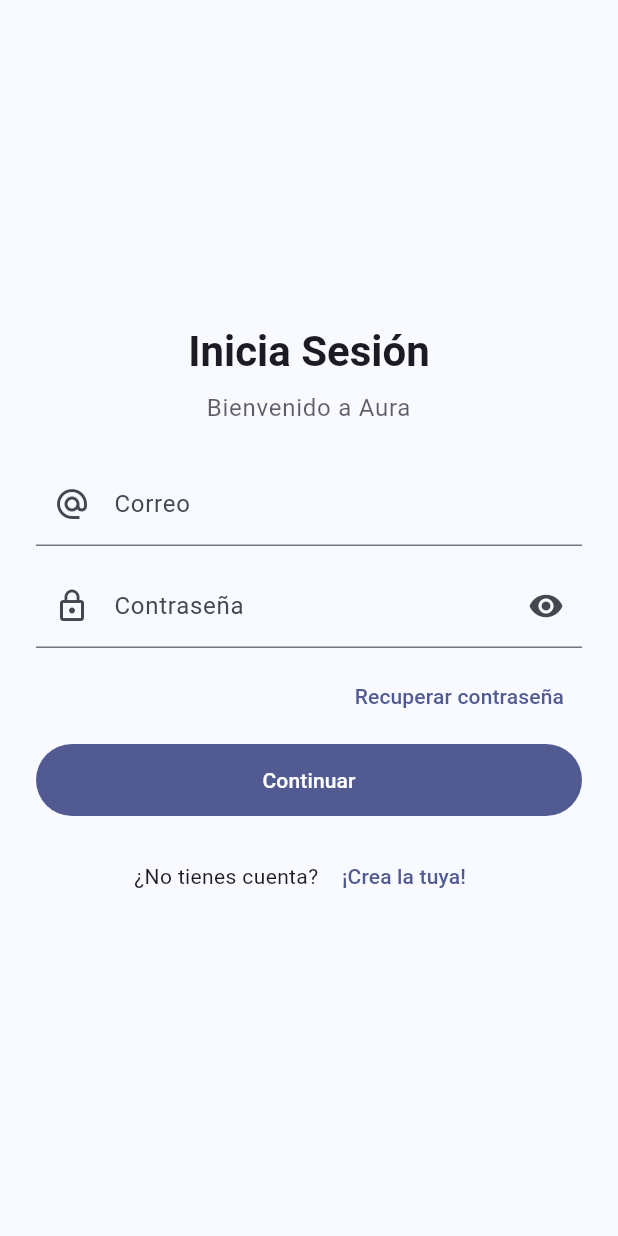
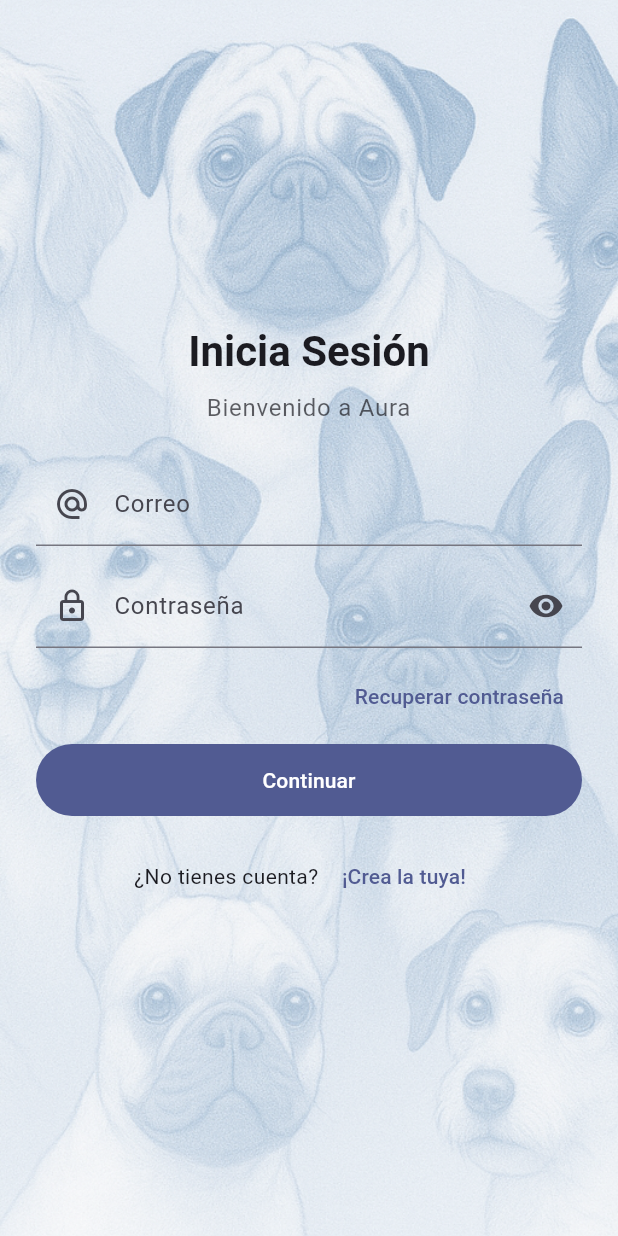
Before and after one commit to JAntonio2005/AuraProject, a Flutter app: the LoginPage screen opened by its route, on a phone screen of 412 x 824 dp. Run offline on Flutter 3.47's test engine with Material 3 defaults, Android fonts, the phone set to English and light mode, and no system bars; our stand-ins replace camera, hive_flutter, image_picker; accounts and stored records are empty.

Commit message:
pequeñas mejoras

```diff
--- a/lib/src/features/auth/presentation/pages/login_page.dart
+++ b/lib/src/features/auth/presentation/pages/login_page.dart
@@ -1,5 +1,6 @@
 import 'package:flutter/material.dart';
 import 'package:aura_pet/src/features/auth/presentation/pages/forgot_password_page.dart';
+import 'package:aura_pet/src/widgets/slow_bg.dart'; // <-- fondo con paneo/crossfade
 
 class LoginPage extends StatefulWidget {
   static const routeName = '/login';
@@ -63,13 +64,35 @@ class _LoginPageState extends State<LoginPage> {
   @override
   Widget build(BuildContext context) {
     final theme = Theme.of(context);
+
     return Scaffold(
-      body: SafeArea(
+      extendBodyBehindAppBar: true, // para que el fondo cubra toda la pantalla
+      body: Stack(
+        children: [
+          // ===== Fondo con paneo lento y atenuación =====
+          const Positioned.fill(
+            child: SlowBackground(
+              images: [
+                AssetImage('assets/images/bg_dogs.png'),
+                // Puede agregar más imágenes aquí para crossfade:
+                // AssetImage('assets/images/bg_paws.png'),
+              ],
+              panDuration: Duration(seconds: 18),
+              swapInterval: Duration(seconds: 22),
+              dimOpacity: 0.26, // ajuste 0.22–0.32 según gusto
+            ),
+          ),
+
+          // ===== Contenido =====
+          SafeArea(
             child: Center(
               child: ConstrainedBox(
                 constraints: const BoxConstraints(maxWidth: 460),
-            child: Padding(
-              padding: const EdgeInsets.symmetric(horizontal: 24, vertical: 16),
+                child: SingleChildScrollView(
+                  padding: const EdgeInsets.symmetric(
+                    horizontal: 24,
+                    vertical: 16,
+                  ),
                   child: Column(
                     mainAxisAlignment: MainAxisAlignment.center,
                     children: [
@@ -84,7 +107,9 @@ class _LoginPageState extends State<LoginPage> {
                       Text(
                         'Bienvenido a Aura',
                         style: theme.textTheme.bodyLarge?.copyWith(
-                      color: theme.colorScheme.onSurface.withValues(alpha: .7),
+                          color: theme.colorScheme.onSurface.withValues(
+                            alpha: .7,
+                          ),
                         ),
                         textAlign: TextAlign.center,
                       ),
@@ -187,6 +212,8 @@ class _LoginPageState extends State<LoginPage> {
               ),
             ),
           ),
+        ],
+      ),
     );
   }
 }
--- /dev/null
+++ b/lib/src/widgets/slow_bg.dart
@@ -0,0 +1,145 @@
+import 'dart:async';
+import 'package:flutter/material.dart';
+
+/// Fondo con paneo lento (izq<->der) y crossfade opcional entre imágenes.
+/// - Si pasa 1 imagen: hace paneo infinito (sin cambios de imagen).
+/// - Si pasa 2+ imágenes: además hace crossfade cada [swapInterval].
+class SlowBackground extends StatefulWidget {
+  final List<ImageProvider> images;
+  final Duration panDuration;     // tiempo de ida o vuelta del paneo
+  final Duration swapInterval;    // cada cuánto cambia de imagen (si hay varias)
+  final double dimOpacity;        // capa blanca para no opacar el contenido (0..1)
+
+  const SlowBackground({
+    super.key,
+    required this.images,
+    this.panDuration = const Duration(seconds: 18),
+    this.swapInterval = const Duration(seconds: 22),
+    this.dimOpacity = 0.28,
+  });
+
+  @override
+  State<SlowBackground> createState() => _SlowBackgroundState();
+}
+
+class _SlowBackgroundState extends State<SlowBackground>
+    with TickerProviderStateMixin {
+  late final AnimationController _pan;
+  late final Animation<Alignment> _align; // izquierda <-> derecha
+
+  int _current = 0;
+  int _next = 1;
+  Timer? _swapTimer;
+  bool _fading = false;
+
+  @override
+  void initState() {
+    super.initState();
+
+    // Paneo infinito: izquierda -> derecha -> izquierda -> ...
+    _pan = AnimationController(vsync: this, duration: widget.panDuration);
+    _align = AlignmentTween(
+      begin: const Alignment(-0.8, 0.0), // ligeramente a la izquierda
+      end:   const Alignment( 0.8, 0.0), // ligeramente a la derecha
+    ).animate(CurvedAnimation(parent: _pan, curve: Curves.linear))
+      ..addStatusListener((s) {
+        if (s == AnimationStatus.completed) {
+          _pan.reverse(); // regresar
+        } else if (s == AnimationStatus.dismissed) {
+          _pan.forward(); // ir de nuevo
+        }
+      });
+    _pan.forward();
+
+    // Si hay más de una imagen, programe crossfade periódico
+    if (widget.images.length > 1) {
+      _swapTimer = Timer.periodic(widget.swapInterval, (_) {
+        if (!mounted) return;
+        setState(() => _fading = true);
+        // espere un poco el fade y cambie índices
+        Future.delayed(const Duration(milliseconds: 650), () {
+          if (!mounted) return;
+          setState(() {
+            _current = _next;
+            _next = (_next + 1) % widget.images.length;
+            _fading = false;
+          });
+        });
+      });
+    }
+  }
+
+  @override
+  void dispose() {
+    _swapTimer?.cancel();
+    _pan.dispose();
+    super.dispose();
+  }
+
+  @override
+  Widget build(BuildContext context) {
+    final imgs = widget.images;
+
+    // Capa base: imagen actual con paneo
+    Widget base = AnimatedBuilder(
+      animation: _align,
+      builder: (_, __) {
+        return Container(
+          alignment: _align.value,
+          child: SizedBox.expand(
+            child: FittedBox(
+              fit: BoxFit.cover,
+              child: Image(image: imgs[_current]),
+            ),
+          ),
+        );
+      },
+    );
+
+    // Si hay próxima imagen, superponga con FadeTransition
+    Widget faded = imgs.length < 2
+        ? const SizedBox.shrink()
+        : AnimatedOpacity(
+            opacity: _fading ? 1.0 : 0.0,
+            duration: const Duration(milliseconds: 650),
+            curve: Curves.easeInOut,
+            child: Container(
+              alignment: Alignment.center,
+              child: SizedBox.expand(
+                child: FittedBox(
+                  fit: BoxFit.cover,
+                  child: Image(image: imgs[_next]),
+                ),
+              ),
+            ),
+          );
+
+    return Stack(
+      children: [
+        Positioned.fill(child: base),
+        Positioned.fill(child: faded),
+        // Atenuación para que el contenido sea legible
+        Positioned.fill(
+          child: Container(color: Colors.white.withOpacity(widget.dimOpacity)),
+        ),
+        // Gradiente muy sutil para botones/textos
+        Positioned.fill(
+          child: IgnorePointer(
+            child: DecoratedBox(
+              decoration: BoxDecoration(
+                gradient: LinearGradient(
+                  begin: Alignment.topCenter, end: Alignment.bottomCenter,
+                  colors: [
+                    Colors.white.withOpacity(0.06),
+                    Colors.white.withOpacity(0.18),
+                    Colors.white.withOpacity(0.30),
+                  ],
+                ),
+              ),
+            ),
+          ),
+        ),
+      ],
+    );
+  }
+}
--- a/pubspec.yaml
+++ b/pubspec.yaml
@@ -68,3 +68,5 @@ flutter:
 
   assets:
     - assets/images/iconDog.png
+    - assets/images/bg_paws.png
+    - assets/images/bg_dogs.png
```
Also changed, not shown: lib/src/features/capture/presentation/pages/capture_page.dart (+15 -10 lines), lib/src/features/collection/presentation/pages/collection_page.dart (+20 -9 lines), lib/src/features/history/presentation/pages/history_page.dart (+6 -1 lines), lib/src/widgets/app_background.dart (added, +41 -0 lines), assets/images/bg_dogs.png (added), assets/images/bg_paws.png (added). Lines whose indentation alone changed are shown as unchanged.
